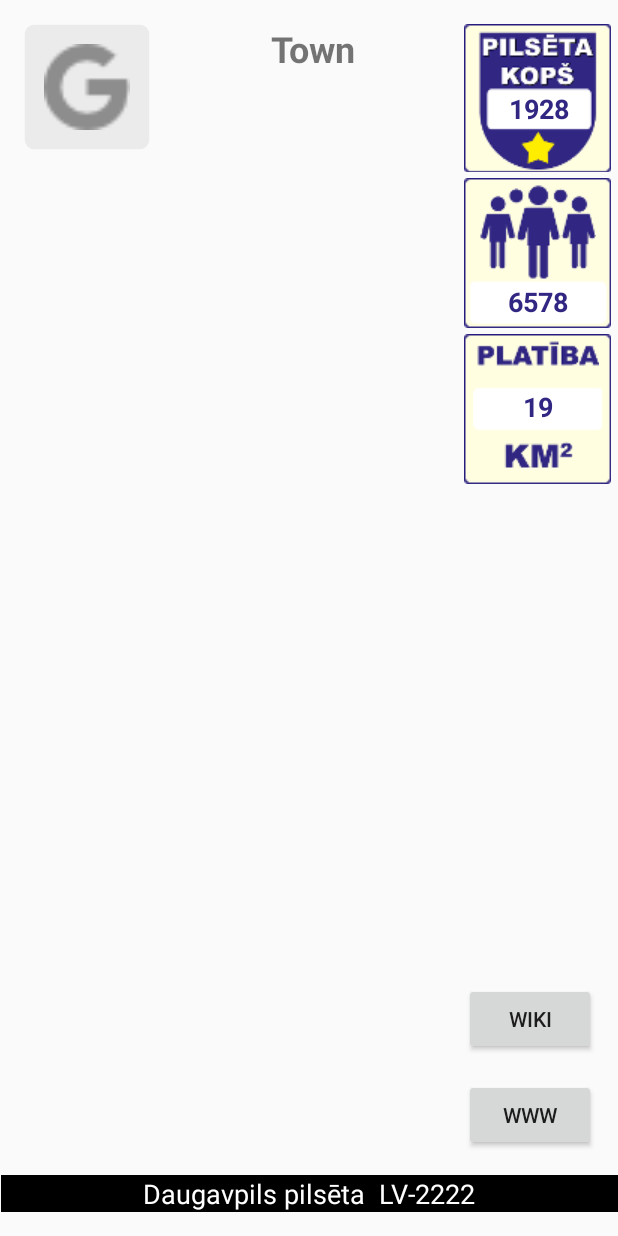
After one commit to Zpaulis/LatTownsCities, an Android app: the layout activity_town_detail.xml on its own in the app's theme, with its tools: preview values and no code run, on a phone screen of 412 x 824 dp. The commit adds this screen. Run offline under Robolectric (Android 15) with nearby library versions, the phone set to English and light mode, and no system bars.

```diff
--- a/app/src/main/AndroidManifest.xml
+++ b/app/src/main/AndroidManifest.xml
@@ -1,7 +1,6 @@
 <?xml version="1.0" encoding="utf-8"?>
 <manifest xmlns:android="http://schemas.android.com/apk/res/android"
     package="com.example.lattownscities">
-
     <!--
          The ACCESS_COARSE/FINE_LOCATION permissions are not required to use
          Google Maps Android API v2, but you must specify either coarse or fine
@@ -16,7 +15,7 @@
         android:roundIcon="@mipmap/ic_launcher_round"
         android:supportsRtl="true"
         android:theme="@style/AppTheme">
-
+        <activity android:name=".TownDetailActivity"></activity>
         <!--
              The API key for Google Maps-based APIs is defined as a string resource.
              (See the file "res/values/google_maps_api.xml").
@@ -31,7 +30,7 @@
 
         <activity
             android:name=".TownMapActivity"
-            android:label="@string/title_activity_town_map"></activity>
+            android:label="@string/title_activity_town_map" />
         <activity android:name=".MainActivity">
             <intent-filter>
                 <action android:name="android.intent.action.MAIN" />
--- a/app/src/main/java/com/example/lattownscities/MainActivity.kt
+++ b/app/src/main/java/com/example/lattownscities/MainActivity.kt
@@ -46,10 +46,13 @@ class MainActivity : AppCompatActivity(), AdapterClickListener {
     override fun onActivityResult(requestCode: Int, resultCode: Int, data: Intent?) {
         (super.onActivityResult(requestCode, resultCode, data))
         if (requestCode == REQUEST_CODE_DETAILS && resultCode == RESULT_OK && data != null){
-            //DO SOMETHING
+            TODO("Not yet implemented")
         }
     }
 
+    override fun showDetails() {
+        startActivity(Intent(this, TownDetailActivity::class.java))
+    }
     interface MyCallback {
         fun onCallback(value: MutableList<TownData>)
     }
@@ -57,10 +60,11 @@ class MainActivity : AppCompatActivity(), AdapterClickListener {
     companion object{
         const val EXTRA = "ID"
         const val REQUEST_CODE_DETAILS = 1111
-
+        var town : TownData? = null
     }
 
 }
 interface AdapterClickListener {
     fun showMap(coord: DoubleArray)
+    fun showDetails()
 }
--- a/app/src/main/java/com/example/lattownscities/ReciclerAdapter.kt
+++ b/app/src/main/java/com/example/lattownscities/ReciclerAdapter.kt
@@ -4,6 +4,7 @@ import android.view.LayoutInflater
 import android.view.View
 import android.view.ViewGroup
 import androidx.recyclerview.widget.RecyclerView
+import com.example.lattownscities.MainActivity.Companion.town
 import kotlinx.android.synthetic.main.card_town_short.view.*
 
 
@@ -23,6 +24,10 @@ override fun getItemCount(): Int = townData.size
             val coord = townData[position].location.toDoubleArray()
             listener.showMap(coord)
         }
+        holder.itemView.coat_of_arms.setOnClickListener {
+            town = townData[position]
+            listener.showDetails()
+        }
 
     }
 
--- /dev/null
+++ b/app/src/main/java/com/example/lattownscities/TownDetailActivity.kt
@@ -0,0 +1,21 @@
+package com.example.lattownscities
+
+import androidx.appcompat.app.AppCompatActivity
+import android.os.Bundle
+import com.example.lattownscities.MainActivity.Companion.town
+import kotlinx.android.synthetic.main.activity_town_detail.*
+
+class TownDetailActivity : AppCompatActivity() {
+    override fun onCreate(savedInstanceState: Bundle?) {
+        super.onCreate(savedInstanceState)
+        setContentView(R.layout.activity_town_detail)
+
+        detail_coat_of_arms.loadImg(town!!.coat)
+        detail_town_name.text = town!!.name
+        detail_own.text = town!!.own.toString()
+        detail_population.text = town!!.population.toString()
+        detail_area.text = town!!.area.toString()
+        detail_region_zip.text = getString(R.string.region, town!!.region, town!!.zip)
+
+    }
+}
--- /dev/null
+++ b/app/src/main/res/layout/activity_town_detail.xml
@@ -0,0 +1,117 @@
+<?xml version="1.0" encoding="utf-8"?>
+<androidx.constraintlayout.widget.ConstraintLayout xmlns:android="http://schemas.android.com/apk/res/android"
+    xmlns:app="http://schemas.android.com/apk/res-auto"
+    xmlns:tools="http://schemas.android.com/tools"
+    android:layout_width="match_parent"
+    android:layout_height="match_parent"
+    tools:context=".TownDetailActivity">
+
+    <ImageView
+        android:id="@+id/detail_coat_of_arms"
+        android:layout_width="100dp"
+        android:layout_height="100dp"
+        android:layout_marginStart="8dp"
+        android:layout_marginTop="8dp"
+        android:foregroundGravity="top|left|clip_horizontal"
+        android:scaleType="fitStart"
+        app:layout_constraintStart_toStartOf="parent"
+        app:layout_constraintTop_toTopOf="parent"
+        app:srcCompat="@drawable/common_google_signin_btn_icon_disabled" />
+
+    <TextView
+        android:id="@+id/detail_town_name"
+        android:layout_width="215dp"
+        android:layout_height="wrap_content"
+        android:layout_marginTop="16dp"
+        android:gravity="center_horizontal"
+        android:text="@string/town"
+        android:textSize="24sp"
+        android:textStyle="bold"
+        app:layout_constraintEnd_toStartOf="@+id/guideline"
+        app:layout_constraintStart_toEndOf="@+id/detail_coat_of_arms"
+        app:layout_constraintTop_toTopOf="parent" />
+
+    <TextView
+        android:id="@+id/detail_own"
+        android:layout_width="wrap_content"
+        android:layout_height="wrap_content"
+        android:layout_marginTop="16dp"
+        android:background="@drawable/own_icn"
+        android:gravity="center|center_horizontal"
+        android:text="1928"
+        android:textColor="#312783"
+        android:textSize="18sp"
+        android:textStyle="bold"
+        app:layout_constraintStart_toStartOf="@+id/guideline"
+        app:layout_constraintTop_toTopOf="parent" />
+
+    <TextView
+        android:id="@+id/detail_population"
+        android:layout_width="wrap_content"
+        android:layout_height="wrap_content"
+        android:layout_marginTop="4dp"
+        android:background="@drawable/population_icn"
+        android:gravity="center"
+        android:text="6578"
+        android:textColor="#312783"
+        android:textSize="18sp"
+        android:textStyle="bold"
+        app:layout_constraintStart_toStartOf="@+id/guideline"
+        app:layout_constraintTop_toBottomOf="@+id/detail_own" />
+
+    <TextView
+        android:id="@+id/detail_area"
+        android:layout_width="wrap_content"
+        android:layout_height="wrap_content"
+        android:layout_marginTop="4dp"
+        android:background="@drawable/area_icn"
+        android:gravity="center"
+        android:text="19"
+        android:textAlignment="gravity"
+        android:textColor="#312783"
+        android:textSize="18sp"
+        android:textStyle="bold"
+        android:visibility="visible"
+        app:layout_constraintStart_toStartOf="@+id/guideline"
+        app:layout_constraintTop_toBottomOf="@+id/detail_population" />
+
+    <TextView
+        android:id="@+id/detail_region_zip"
+        android:layout_width="411dp"
+        android:layout_height="wrap_content"
+        android:layout_marginBottom="16dp"
+        android:background="#000000"
+        android:gravity="center_horizontal"
+        android:text="Daugavpils pilsēta  LV-2222"
+        android:textColor="#FFFFFF"
+        android:textSize="18sp"
+        app:layout_constraintBottom_toBottomOf="parent"
+        app:layout_constraintEnd_toEndOf="parent"
+        app:layout_constraintStart_toStartOf="parent" />
+
+    <Button
+        android:id="@+id/detail_url_button"
+        android:layout_width="wrap_content"
+        android:layout_height="wrap_content"
+        android:layout_marginBottom="16dp"
+        android:text="WWW"
+        app:layout_constraintBottom_toTopOf="@+id/detail_region_zip"
+        app:layout_constraintStart_toStartOf="@+id/guideline" />
+
+    <Button
+        android:id="@+id/detail_wiki_button"
+        android:layout_width="wrap_content"
+        android:layout_height="wrap_content"
+        android:layout_marginBottom="16dp"
+        android:text="Wiki"
+        app:layout_constraintBottom_toTopOf="@+id/detail_url_button"
+        app:layout_constraintStart_toStartOf="@+id/guideline" />
+
+    <androidx.constraintlayout.widget.Guideline
+        android:id="@+id/guideline"
+        android:layout_width="wrap_content"
+        android:layout_height="wrap_content"
+        android:orientation="vertical"
+        app:layout_constraintGuide_percent="0.75" />
+
+</androidx.constraintlayout.widget.ConstraintLayout>
--- a/app/src/main/res/values/strings.xml
+++ b/app/src/main/res/values/strings.xml
@@ -4,5 +4,8 @@
     <string name="todo">TODO</string>
     <string name="countryname">Countryname</string>
     <string name="title_activity_town_map">Map</string>
+    <string name="town">Town</string>
+    <string name="sqrkm">%s sqrkm</string>
+    <string name="region">%s  *  LV %s</string>
 
 </resources>
```
Also changed, not shown: app/src/main/res/drawable/area_icn.9.png (added), app/src/main/res/drawable/own_icn.9.png (added), app/src/main/res/drawable/population_icn.9.png (added).
